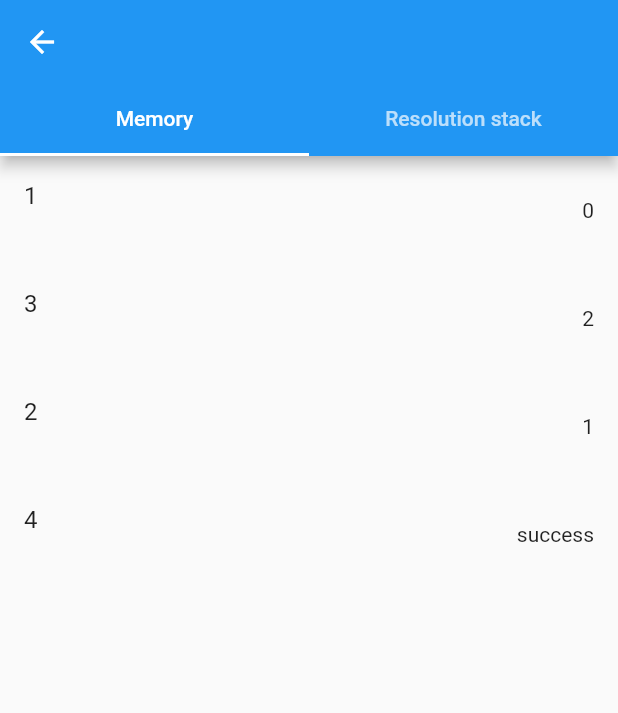
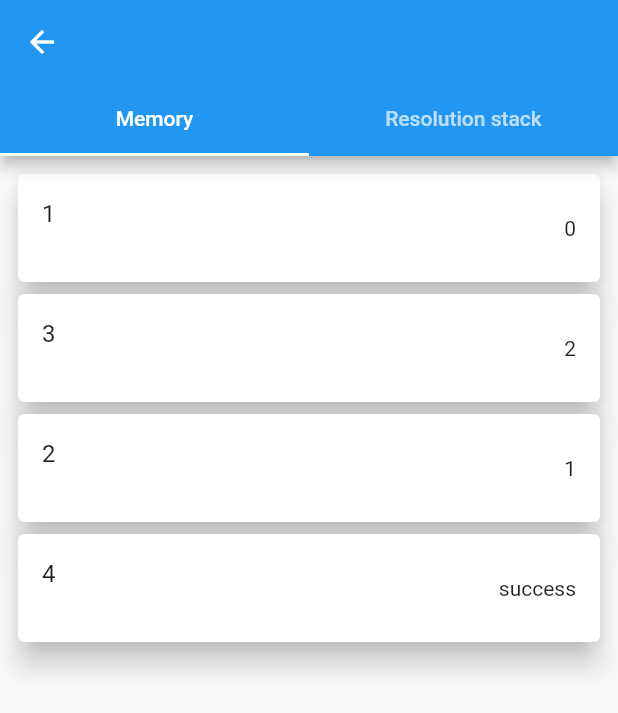
Before and after one commit to iskorotkov/es-shell, a Flutter app: the screen it shows after launch, after a tap on the "fast forward" icon, on a phone screen of 412 x 824 dp. Shown: the top 713 px of the screen. Run offline on Flutter 3.47's test engine with Material 2 defaults, Android fonts, the phone set to English and light mode, and no system bars; our stand-ins replace equatable, file_picker; missing offline and left inert: flutter_treeview.

Commit message:
style: change list tiles to cards in memory view

```diff
--- a/lib/widgets/infer_view.dart
+++ b/lib/widgets/infer_view.dart
@@ -35,13 +35,17 @@ class InferView extends StatelessWidget {
         body: TabBarView(
           children: [
             ListView(
+              padding: const EdgeInsets.all(8),
               children: engine.memory.values.entries
                   .map(
-                    (entry) => ListTile(
-                      key: Key(entry.key.uuid),
-                      title: Text(entry.key.name),
-                      subtitle: Text(entry.key.description),
-                      trailing: Text(entry.value.toString()),
+                    (entry) => Card(
+                      elevation: 8,
+                      child: ListTile(
+                        key: Key(entry.key.uuid),
+                        title: Text(entry.key.name),
+                        subtitle: Text(entry.key.description),
+                        trailing: Text(entry.value.toString()),
+                      ),
                     ),
                   )
                   .toList(),
```
